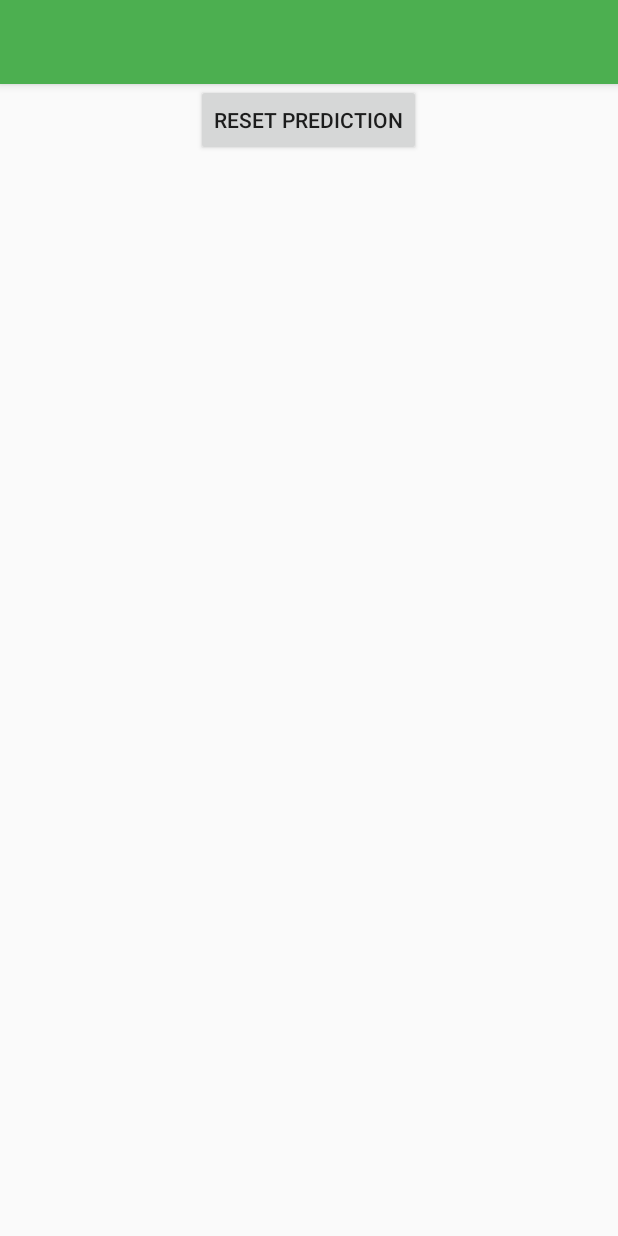
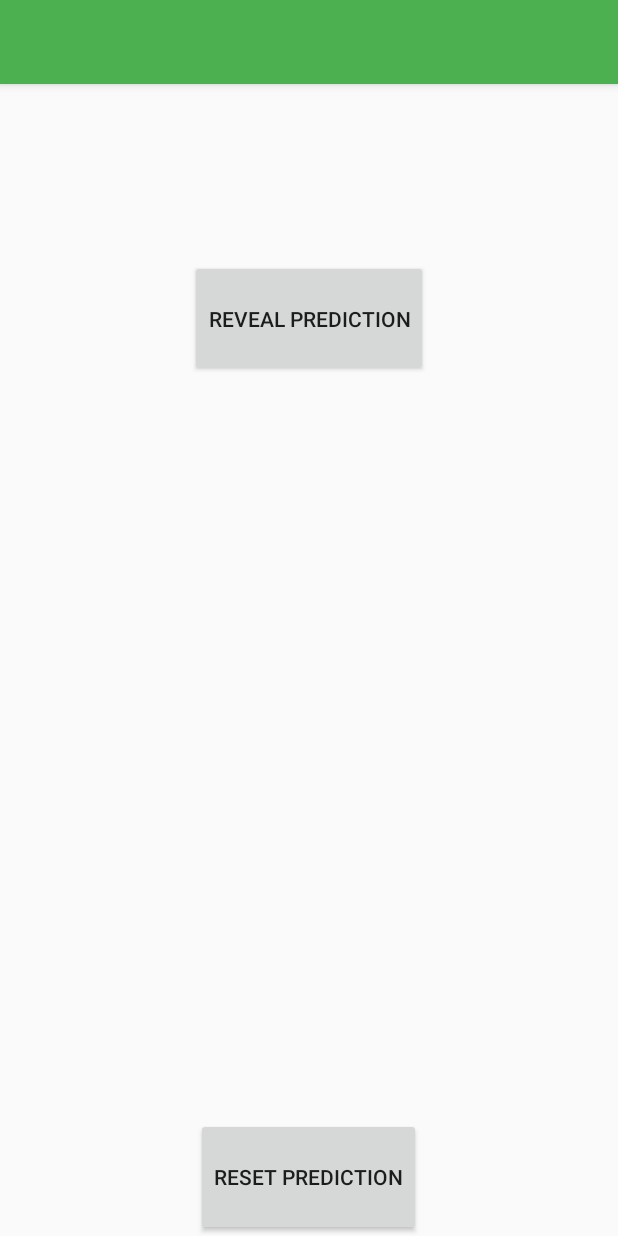
Before and after one commit to daubejb/prediction2, an Android app: the layout main.xml on its own in the app's theme, with its tools: preview values and no code run, on a phone screen of 412 x 824 dp. Run offline under Robolectric (Android 15) with nearby library versions, the phone set to English and light mode, and no system bars.

Commit message:
add the ability to reveal the card regardless of method

```diff
--- a/app/src/main/res/layout/main.xml
+++ b/app/src/main/res/layout/main.xml
@@ -16,29 +16,30 @@
         android:theme="@style/ThemeOverlay.AppCompat.ActionBar"
         app:popupTheme="@style/ThemeOverlay.AppCompat.Light"/>
 
-    <Button
-        android:text="@string/reset_prediction_textViewText"
-        android:layout_width="wrap_content"
-        android:layout_height="wrap_content"
-        android:id="@+id/reset_prediction_button"
-        android:layout_gravity="center"/>
-
     <TextView
         android:id="@+id/caption_text"
         android:layout_width="wrap_content"
         android:layout_height="wrap_content"
-        android:layout_gravity="center_horizontal"
         android:textAppearance="?android:attr/textAppearanceLarge"
         android:typeface="sans"
         android:layout_weight="1"
-        android:layout_marginTop="10dp" />
+        android:layout_marginTop="10dp"
+        android:layout_gravity="center" />
+
+    <Button
+        android:text="@string/reveal_prediction_buttonText"
+        android:layout_width="wrap_content"
+        android:id="@+id/reveal_prediction_button"
+        android:layout_height="0dp"
+        android:layout_weight="1"
+        android:layout_gravity="center" />
 
     <ImageView
         android:layout_height="0dp"
         android:id="@+id/card_image_view"
         android:contentDescription="@string/card_image_view_description"
         android:layout_weight="5"
-        android:layout_width="match_parent" />
+        android:layout_width="wrap_content" />
 
     <TextView
         android:id="@+id/result_text"
@@ -47,4 +48,12 @@
         android:textAppearance="?android:attr/textAppearanceMedium"
         android:layout_weight="1" />
 
+    <Button
+        android:text="@string/reset_prediction_textViewText"
+        android:layout_width="wrap_content"
+        android:layout_height="0dp"
+        android:id="@+id/reset_prediction_button"
+        android:layout_weight="1"
+        android:layout_gravity="center" />
+
 </LinearLayout>
--- a/app/src/main/res/values/strings.xml
+++ b/app/src/main/res/values/strings.xml
@@ -10,4 +10,5 @@
     <string name="select_card_title">Select your prediction</string>
     <string name="select_card_activity_title">Select your prediction</string>
     <string name="reset_prediction_textViewText">RESET PREDICTION</string>
+    <string name="reveal_prediction_buttonText">REVEAL PREDICTION</string>
 </resources>
```
Also changed, not shown: app/src/main/java/com/daubedesign/prediction2/Prediction2Activity.java (+94 -57 lines).
